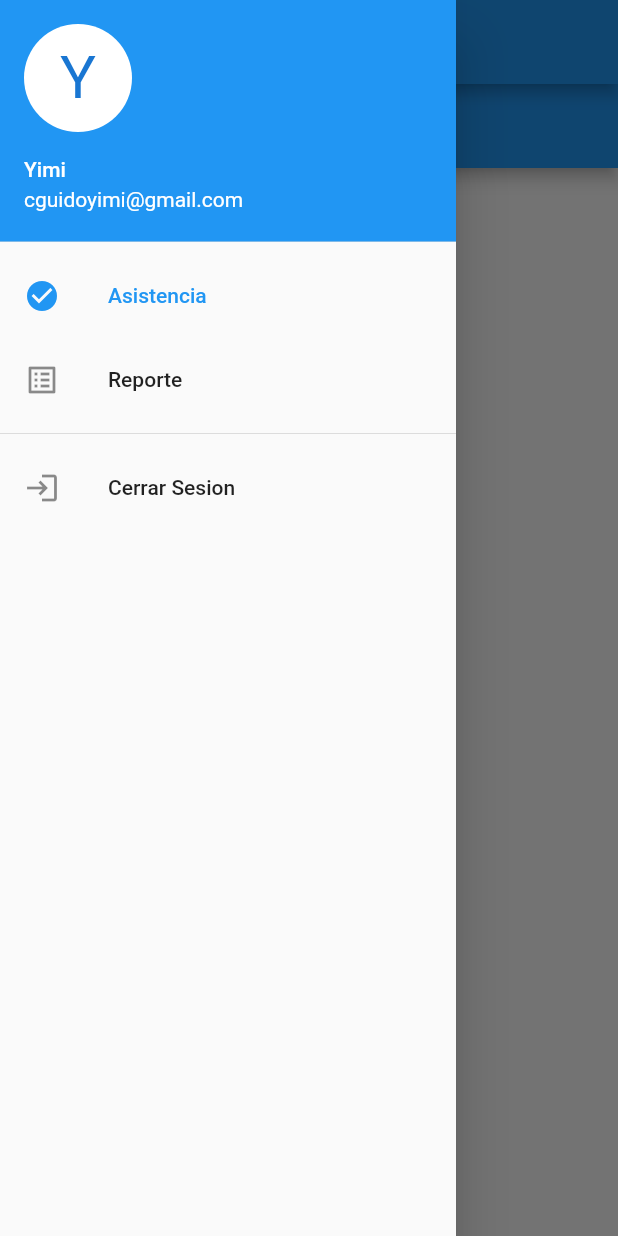
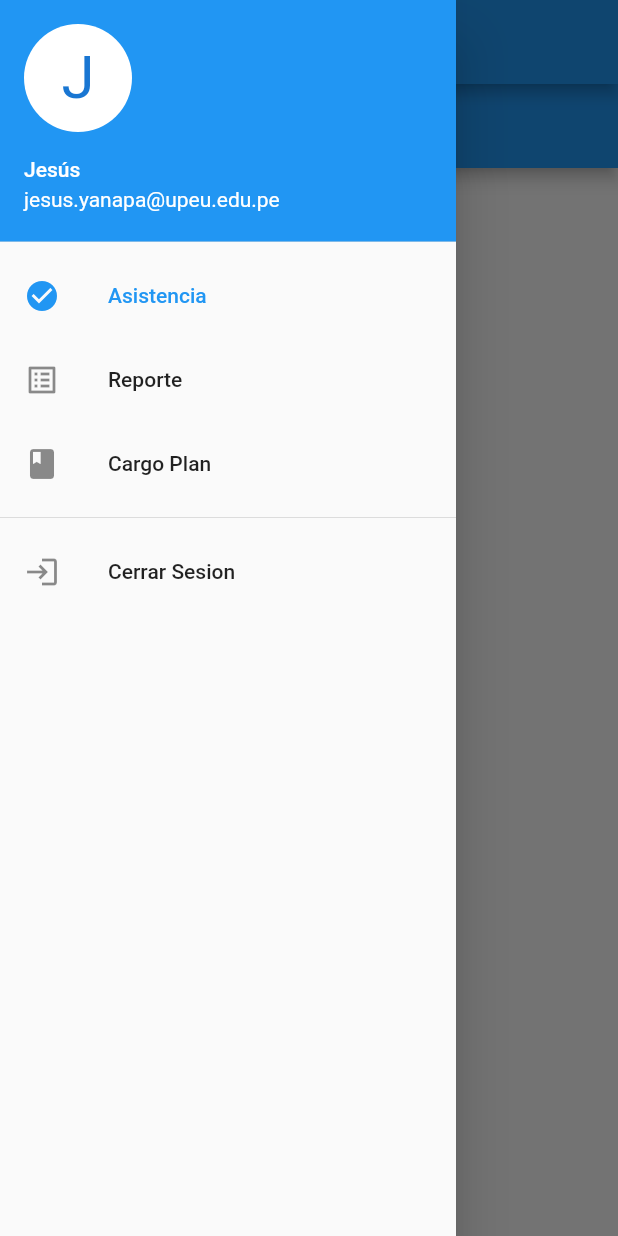
Before and after one commit to Yimi-17/app_movil, a Flutter app: the screen it shows after launch, with the side drawer open, on a phone screen of 412 x 824 dp. Run offline on Flutter 3.47's test engine with Material 2 defaults, Android fonts, the phone set to English and light mode, and no system bars.

Commit message:
modificaciones cargo plan

```diff
--- a/lib/drawer/homepage.dart
+++ b/lib/drawer/homepage.dart
@@ -1,3 +1,4 @@
+import 'package:app_movil/drawer/cargo_plan.dart';
 import 'package:flutter/material.dart';
 import 'asistencia.dart';
 import 'reporte.dart';
@@ -9,22 +10,23 @@ class Home extends StatefulWidget {
 
 class _HomeState extends State<Home> {
   int _selectDrawerItem = 0;
-  _getDrawerItemWidget(int pos){
-    switch(pos){
-      case 0: return Asistencia();
-      case 1: return Reporte();
+  _getDrawerItemWidget(int pos) {
+    switch (pos) {
+      case 0:
+        return Asistencia();
+      case 1:
+        return Reporte();
+      case 2:
+        return Cargo_plan();
     }
   }
 
-  _onSelectItem (int pos){
+  _onSelectItem(int pos) {
     Navigator.of(context).pop();
     setState(() {
       _selectDrawerItem = pos;
     });
-
   }
-
-
 
   @override
   Widget build(BuildContext context) {
@@ -36,11 +38,12 @@ class _HomeState extends State<Home> {
         child: ListView(
           children: <Widget>[
             UserAccountsDrawerHeader(
-              accountName: Text('Yimi'),
-              accountEmail: Text('cguidoyimi@gmail.com'),
+              accountName: Text('Jesús'),
+              accountEmail: Text('jesus.yanapa@upeu.edu.pe'),
               currentAccountPicture: CircleAvatar(
                 backgroundColor: Colors.white,
-                child: Text('Y',
+                child: Text(
+                  'J',
                   style: TextStyle(fontSize: 40.0),
                 ),
               ),
@@ -49,29 +52,33 @@ class _HomeState extends State<Home> {
               title: Text('Asistencia'),
               leading: Icon(Icons.check_circle),
               selected: (0 == _selectDrawerItem),
-              onTap: (){
+              onTap: () {
                 _onSelectItem(0);
-
               },
             ),
             ListTile(
               title: Text('Reporte'),
               leading: Icon(Icons.list_alt),
               selected: (1 == _selectDrawerItem),
-              onTap: (){
+              onTap: () {
                 _onSelectItem(1);
-
+              },
+            ),
+            ListTile(
+              title: Text('Cargo Plan'),
+              leading: Icon(Icons.book),
+              selected: (2 == _selectDrawerItem),
+              onTap: () {
+                _onSelectItem(2);
               },
             ),
             Divider(),
-
             ListTile(
               title: Text('Cerrar Sesion'),
               leading: Icon(Icons.login_outlined),
               selected: (3 == _selectDrawerItem),
-              onTap: (){
+              onTap: () {
                 _onSelectItem(3);
-
               },
             ),
           ],
```
Also changed, not shown: lib/drawer/cargo_plan.dart (added, +27 -0 lines). Lines whose indentation alone changed are shown as unchanged.
